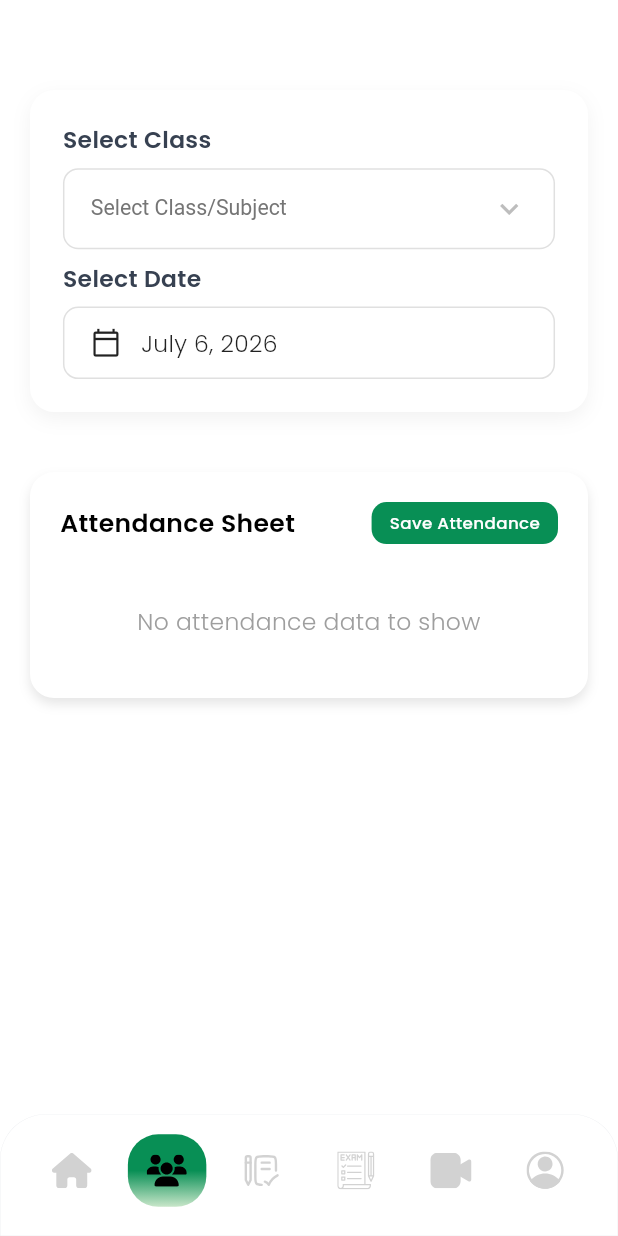
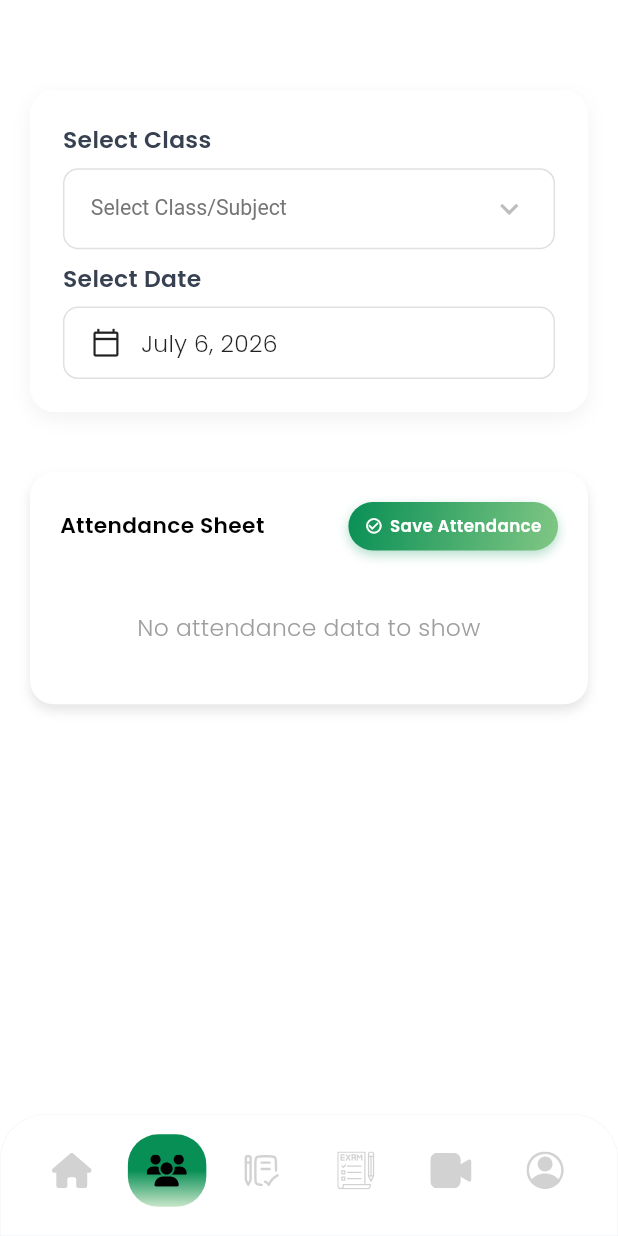
Before and after one commit to eusouf12/american_cyber_squard, a Flutter app: the TeachersAttendanceScreen screen opened by its route, item 2 of the bottom bar chosen, on a phone screen of 412 x 824 dp. Run offline on Flutter 3.47's test engine with Material 3 defaults, Android fonts, the phone set to English and light mode, and no system bars; our stand-ins replace cached_network_image, chewie, fl_chart, flutter_screenutil, flutter_spinkit, flutter_svg and 11 more; accounts and stored records are empty; network calls fail; project files that could hold a hidden picture were left out.

Commit message:
solve the overflow issue  teachewr attendence issue

```diff
--- a/lib/view/screen/role_screen/teachers/teachers_attendance/teachers_attendance_screen.dart
+++ b/lib/view/screen/role_screen/teachers/teachers_attendance/teachers_attendance_screen.dart
@@ -15,7 +15,8 @@ import '../teachers_home/controller/teachers_controller.dart';
 class TeachersAttendanceScreen extends StatelessWidget {
   TeachersAttendanceScreen({super.key});
 
-  final TeacherAttendanceController teacherAttendanceController = Get.find<TeacherAttendanceController>();
+  final TeacherAttendanceController teacherAttendanceController =
+      Get.find<TeacherAttendanceController>();
   final TeachersController teachersController = Get.find<TeachersController>();
 
   @override
@@ -62,7 +63,8 @@ class TeachersAttendanceScreen extends StatelessWidget {
                         Obx(() {
                           final itemsList = teachersController.allScheduleList
                               .map<DropdownMenuItem<String>>(
-                                (RoutineModel value) => DropdownMenuItem<String>(
+                                (RoutineModel value) =>
+                                    DropdownMenuItem<String>(
                                   value: value.id,
                                   child: Text(
                                     "${value.assignableSubject ?? ''} - ${value.classLevel ?? ''}",
@@ -75,13 +77,22 @@ class TeachersAttendanceScreen extends StatelessWidget {
                               )
                               .toList();
 
-                          final String? selectedId = (teacherAttendanceController.selectedSchedule.value != null &&
-                                  teachersController.allScheduleList.any((e) => e.id == teacherAttendanceController.selectedSchedule.value?.id))
-                              ? teacherAttendanceController.selectedSchedule.value?.id
+                          final String? selectedId =
+                              (teacherAttendanceController
+                                              .selectedSchedule.value !=
+                                          null &&
+                                      teachersController.allScheduleList.any(
+                                          (e) =>
+                                              e.id ==
+                                              teacherAttendanceController
+                                                  .selectedSchedule.value?.id))
+                                  ? teacherAttendanceController
+                                      .selectedSchedule.value?.id
                                   : null;
 
                           return Container(
-                            padding: EdgeInsets.symmetric(horizontal: 16.w, vertical: 2.h),
+                            padding: EdgeInsets.symmetric(
+                                horizontal: 16.w, vertical: 2.h),
                             decoration: BoxDecoration(
                               borderRadius: BorderRadius.circular(10.r),
                               border: Border.all(color: Colors.grey.shade300),
@@ -113,8 +124,11 @@ class TeachersAttendanceScreen extends StatelessWidget {
                                 },
                                 onChanged: (String? newId) {
                                   if (newId != null) {
-                                    final selected = teachersController.allScheduleList.firstWhere((e) => e.id == newId);
-                                    teacherAttendanceController.selectClass(selected);
+                                    final selected = teachersController
+                                        .allScheduleList
+                                        .firstWhere((e) => e.id == newId);
+                                    teacherAttendanceController
+                                        .selectClass(selected);
                                   }
                                 },
                                 items: itemsList,
@@ -134,27 +148,38 @@ class TeachersAttendanceScreen extends StatelessWidget {
                           onTap: () async {
                             final DateTime? picked = await showDatePicker(
                               context: context,
-                              initialDate: teacherAttendanceController.selectedDate.value,
+                              initialDate: teacherAttendanceController
+                                      .selectedDate.value
+                                      .isAfter(DateTime.now())
+                                  ? DateTime.now()
+                                  : teacherAttendanceController
+                                      .selectedDate.value,
                               firstDate: DateTime(2020),
-                              lastDate: DateTime(2101),
+                              lastDate: DateTime
+                                  .now(), // Disable future dates, enable today and past dates
                             );
                             if (picked != null) {
-                              teacherAttendanceController.selectedDate.value = picked;
+                              teacherAttendanceController.selectedDate.value =
+                                  picked;
                               teacherAttendanceController.getAttenddenceSheet();
                             }
                           },
                           child: Container(
-                            padding: EdgeInsets.symmetric(horizontal: 16.w, vertical: 12.h),
+                            padding: EdgeInsets.symmetric(
+                                horizontal: 16.w, vertical: 12.h),
                             decoration: BoxDecoration(
                               borderRadius: BorderRadius.circular(10.r),
                               border: Border.all(color: Colors.grey.shade300),
                             ),
                             child: Row(
                               children: [
-                                Icon(Icons.calendar_today_outlined, size: 20.sp, color: Colors.black87),
+                                Icon(Icons.calendar_today_outlined,
+                                    size: 20.sp, color: Colors.black87),
                                 SizedBox(width: 12.w),
                                 Obx(() => CustomText(
-                                  text: DateFormat('MMMM d, yyyy').format(teacherAttendanceController.selectedDate.value),
+                                      text: DateFormat('MMMM d, yyyy').format(
+                                          teacherAttendanceController
+                                              .selectedDate.value),
                                       fontSize: 14.sp,
                                       color: Colors.black87,
                                     )),
@@ -169,12 +194,22 @@ class TeachersAttendanceScreen extends StatelessWidget {
                 const SizedBox(height: 20),
                 //card show
                 Obx(() {
-                  if (teacherAttendanceController.selectedSchedule.value == null) {
+                  if (teacherAttendanceController.selectedSchedule.value ==
+                      null) {
                     return const SizedBox.shrink();
                   }
-                  int presentCount = teacherAttendanceController.studentStatus.values.where((v) => v.toLowerCase() == 'present').length;
-                  int absentCount = teacherAttendanceController.studentStatus.values.where((v) => v.toLowerCase() == 'absent').length;
-                  int lateCount = teacherAttendanceController.studentStatus.values.where((v) => v.toLowerCase() == 'late').length;
+                  int presentCount = teacherAttendanceController
+                      .studentStatus.values
+                      .where((v) => v.toLowerCase() == 'present')
+                      .length;
+                  int absentCount = teacherAttendanceController
+                      .studentStatus.values
+                      .where((v) => v.toLowerCase() == 'absent')
+                      .length;
+                  int lateCount = teacherAttendanceController
+                      .studentStatus.values
+                      .where((v) => v.toLowerCase() == 'late')
+                      .length;
 
                   return Row(
                     mainAxisAlignment: MainAxisAlignment.spaceBetween,
@@ -219,34 +254,70 @@ class TeachersAttendanceScreen extends StatelessWidget {
                       children: [
                         //attendance
                         Row(
-                          mainAxisAlignment: MainAxisAlignment.start,
+                          mainAxisAlignment: MainAxisAlignment.spaceBetween,
                           children: [
-                            CustomText(text: "Attendance Sheet", fontSize: 15.sp, fontWeight: FontWeight.w600),
-                            const Spacer(),
+                            Expanded(
+                              child: CustomText(
+                                text: "Attendance Sheet",
+                                fontSize: 13.sp,
+                                fontWeight: FontWeight.w600,
+                                textAlign: TextAlign.start,
+                              ),
+                            ),
+                            SizedBox(width: 8.w),
                             Obx(() => GestureDetector(
-                              onTap: teacherAttendanceController.isSaveLoading.value
+                                  onTap: teacherAttendanceController
+                                          .isSaveLoading.value
                                       ? null
-                                  : () => teacherAttendanceController.saveAttendance(),
+                                      : () => teacherAttendanceController
+                                          .saveAttendance(),
                                   child: Container(
-                                padding: const EdgeInsets.symmetric(horizontal: 12, vertical: 6),
+                                    padding: EdgeInsets.symmetric(
+                                        horizontal: 10.w, vertical: 8.h),
                                     decoration: BoxDecoration(
-                                  color: AppColors.primary,
-                                  borderRadius: BorderRadius.circular(10),
+                                      gradient: const LinearGradient(
+                                        colors: [
+                                          AppColors.primary,
+                                          Color(0xFF81C784)
+                                        ],
+                                        begin: Alignment.topLeft,
+                                        end: Alignment.bottomRight,
                                       ),
-                                child: teacherAttendanceController.isSaveLoading.value
+                                      borderRadius:
+                                          BorderRadius.circular(20.r),
+                                      boxShadow: [
+                                        BoxShadow(
+                                          color: AppColors.primary
+                                              .withValues(alpha: 0.3),
+                                          blurRadius: 6,
+                                          offset: const Offset(0, 3),
+                                        ),
+                                      ],
+                                    ),
+                                    child: teacherAttendanceController
+                                            .isSaveLoading.value
                                         ? SizedBox(
-                                        height: 12.h,
-                                        width: 12.w,
+                                            height: 14.h,
+                                            width: 14.w,
                                             child: const CircularProgressIndicator(
                                               strokeWidth: 2,
                                               color: Colors.white,
                                             ),
                                           )
-                                    : CustomText(
+                                        : Row(
+                                            mainAxisSize: MainAxisSize.min,
+                                            children: [
+                                              Icon(Icons.check_circle_outline,
+                                                  color: Colors.white,
+                                                  size: 12.sp),
+                                              SizedBox(width: 4.w),
+                                              CustomText(
                                                 text: "Save Attendance",
                                                 fontSize: 10.sp,
-                                        fontWeight: FontWeight.w500,
-                                        color: AppColors.white,
+                                                fontWeight: FontWeight.w600,
+                                                color: Colors.white,
+                                              ),
+                                            ],
                                           ),
                                   ),
                                 )),
@@ -254,7 +325,9 @@ class TeachersAttendanceScreen extends StatelessWidget {
                         ),
                         const SizedBox(height: 20),
                         Obx(() {
-                          if (teacherAttendanceController.selectedSchedule.value == null) {
+                          if (teacherAttendanceController
+                                  .selectedSchedule.value ==
+                              null) {
                             return Center(
                               child: Padding(
                                 padding: EdgeInsets.symmetric(vertical: 20.h),
@@ -266,15 +339,18 @@ class TeachersAttendanceScreen extends StatelessWidget {
                               ),
                             );
                           }
-                          if (teacherAttendanceController.isAttendanceLoading.value) {
+                          if (teacherAttendanceController
+                              .isAttendanceLoading.value) {
                             return const Center(
                               child: Padding(
                                 padding: EdgeInsets.all(20.0),
-                                child: CircularProgressIndicator(color: AppColors.primary),
+                                child: CircularProgressIndicator(
+                                    color: AppColors.primary),
                               ),
                             );
                           }
-                          if (teacherAttendanceController.attendanceSheet.isEmpty) {
+                          if (teacherAttendanceController
+                              .attendanceSheet.isEmpty) {
                             return Center(
                               child: Padding(
                                 padding: EdgeInsets.symmetric(vertical: 20.h),
@@ -291,27 +367,37 @@ class TeachersAttendanceScreen extends StatelessWidget {
                             padding: EdgeInsets.zero,
                             shrinkWrap: true,
                             physics: const NeverScrollableScrollPhysics(),
-                            itemCount: teacherAttendanceController.attendanceSheet.length,
+                            itemCount: teacherAttendanceController
+                                .attendanceSheet.length,
                             itemBuilder: (context, index) {
-                              final student = teacherAttendanceController.attendanceSheet[index];
+                              final student = teacherAttendanceController
+                                  .attendanceSheet[index];
                               final studentId = student.studentId ?? '';
 
                               return Obx(() {
-                                final currentStatus = teacherAttendanceController.studentStatus[studentId] ?? '';
+                                final currentStatus =
+                                    teacherAttendanceController
+                                            .studentStatus[studentId] ??
+                                        '';
                                 return CustomAttendanceCardTeacher(
                                   parentsName: student.staffs?.name ?? "N/A",
                                   name: student.name ?? "N/A",
                                   number: student.staffs?.phoneNumber ?? "N/A",
                                   email: student.staffs?.email ?? "N/A",
-
-                                  isPresent: currentStatus.toLowerCase() == 'present',
-                                  isAbsent: currentStatus.toLowerCase() == 'absent',
+                                  isPresent:
+                                      currentStatus.toLowerCase() == 'present',
+                                  isAbsent:
+                                      currentStatus.toLowerCase() == 'absent',
                                   isLate: currentStatus.toLowerCase() == 'late',
-
-                                  onTapPresent: () => teacherAttendanceController.setStatus(studentId, 'Present'),
-                                  onTapAbsent: () => teacherAttendanceController.setStatus(studentId, 'Absent'),
-                                  onTapLate: () => teacherAttendanceController.setStatus(studentId, 'Late'),
-                                  onTapMail: () => teacherAttendanceController.sendEmail(student.staffs?.email ?? ''),
+                                  onTapPresent: () =>
+                                      teacherAttendanceController.setStatus(
+                                          studentId, 'Present'),
+                                  onTapAbsent: () => teacherAttendanceController
+                                      .setStatus(studentId, 'Absent'),
+                                  onTapLate: () => teacherAttendanceController
+                                      .setStatus(studentId, 'Late'),
+                                  onTapMail: () => teacherAttendanceController
+                                      .sendEmail(student.staffs?.email ?? ''),
                                 );
                               });
                             },
```
Also changed, not shown: lib/view/screen/role_screen/teachers/teachers_attendance/widgets/custom_teachers_attendance_card.dart (+42 -22 lines). Lines whose indentation alone changed are shown as unchanged.
